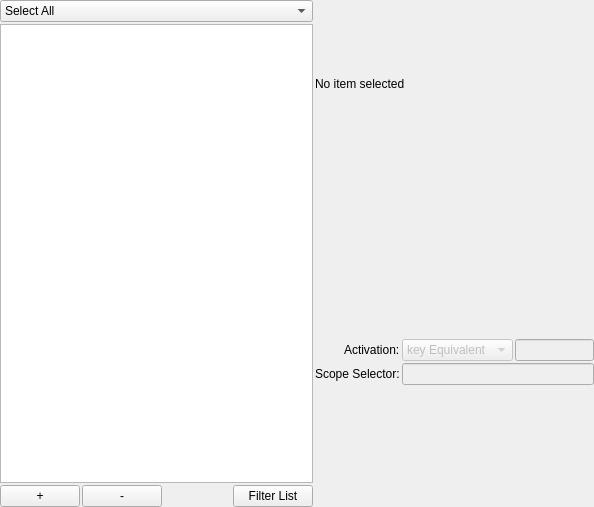
prymatex/prymatex, file src/prymatex/gui/bundles/ui_files/editor.ui: the form before one commit.
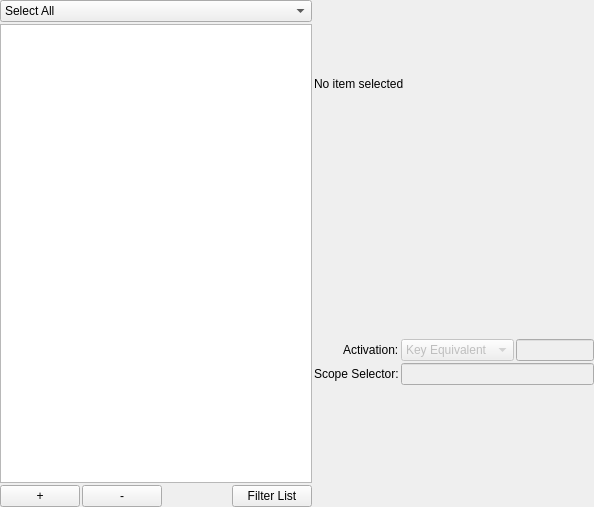
The form after the commit. Icons and pictures are not drawn.

```diff
--- a/src/prymatex/gui/bundles/ui_files/editor.ui
+++ b/src/prymatex/gui/bundles/ui_files/editor.ui
@@ -140,7 +140,12 @@
            </property>
            <item>
             <property name="text">
-             <string>key Equivalent</string>
+             <string>Key Equivalent</string>
+            </property>
+           </item>
+           <item>
+            <property name="text">
+             <string>Tab Trigger</string>
             </property>
            </item>
           </widget>
```
